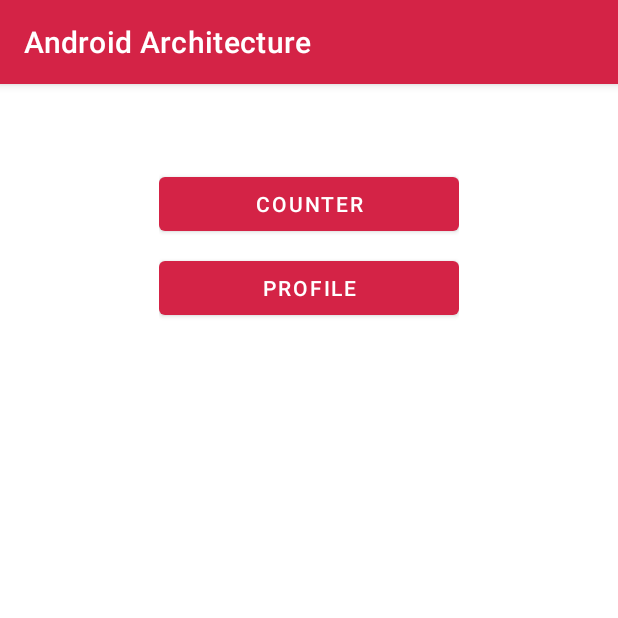
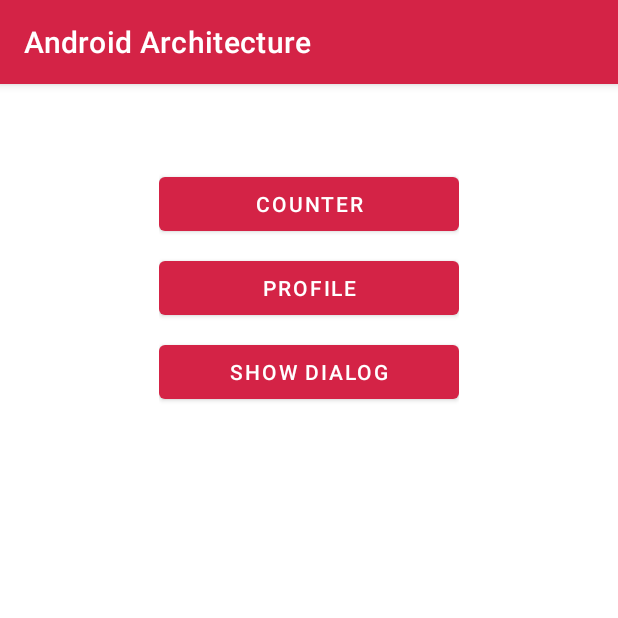
Before and after one commit to aartikov/Sesame, an Android app: the screen it shows after launch (MainActivity), on a phone screen of 412 x 824 dp, the top half of it. Run offline under Robolectric (Android 15) with nearby library versions, the phone set to English and light mode, and no system bars; our stand-ins replace Dagger/Hilt's generated code; libraries missing offline, so code that uses them is left out: androidx.hilt.lifecycle.

Commit message:
Add dialog control in example

```diff
--- a/app/src/main/java/me/aartikov/androidarchitecture/base/BaseScreen.kt
+++ b/app/src/main/java/me/aartikov/androidarchitecture/base/BaseScreen.kt
@@ -8,12 +8,13 @@ import androidx.fragment.app.Fragment
 import androidx.fragment.app.createViewModelLazy
 import me.aartikov.lib.data_binding.PropertyObserver
 import me.aartikov.lib.navigation.FragmentNavigationMessageDispatcher
+import me.aartikov.lib.widget.WidgetObserver
 import kotlin.reflect.KClass
 
 open class BaseScreen<VM : BaseViewModel>(
     @LayoutRes contentLayoutId: Int,
     vmClass: KClass<VM>
-) : Fragment(contentLayoutId), PropertyObserver {
+) : Fragment(contentLayoutId), PropertyObserver, WidgetObserver {
 
     private val navigationMessageDispatcher = FragmentNavigationMessageDispatcher(this)
 
--- a/app/src/main/java/me/aartikov/androidarchitecture/base/BaseViewModel.kt
+++ b/app/src/main/java/me/aartikov/androidarchitecture/base/BaseViewModel.kt
@@ -5,10 +5,12 @@ import androidx.lifecycle.viewModelScope
 import me.aartikov.lib.data_binding.PropertyHost
 import me.aartikov.lib.data_binding.command
 import me.aartikov.lib.navigation.NavigationMessage
+import me.aartikov.lib.widget.WidgetHost
 
-open class BaseViewModel : ViewModel(), PropertyHost {
+open class BaseViewModel : ViewModel(), PropertyHost, WidgetHost {
 
     override val propertyHostScope get() = viewModelScope
+    override val widgetHostScope get() = viewModelScope
 
     val navigationMessages = command<NavigationMessage>()
     val showErrorCommand = command<String>()
--- a/app/src/main/java/me/aartikov/androidarchitecture/menu/MenuScreen.kt
+++ b/app/src/main/java/me/aartikov/androidarchitecture/menu/MenuScreen.kt
@@ -1,11 +1,15 @@
 package me.aartikov.androidarchitecture.menu
 
 import android.os.Bundle
+import android.util.Log
+import android.view.LayoutInflater
 import android.view.View
+import androidx.appcompat.app.AlertDialog
 import dagger.hilt.android.AndroidEntryPoint
 import kotlinx.android.synthetic.main.screen_menu.*
 import me.aartikov.androidarchitecture.R
 import me.aartikov.androidarchitecture.base.BaseScreen
+import me.aartikov.lib.widget.dialog_control.DialogControl
 
 @AndroidEntryPoint
 class MenuScreen : BaseScreen<MenuViewModel>(R.layout.screen_menu, MenuViewModel::class) {
@@ -15,5 +19,16 @@ class MenuScreen : BaseScreen<MenuViewModel>(R.layout.screen_menu, MenuViewModel
 
         counterButton.setOnClickListener { vm.onCounterButtonClicked() }
         profileButton.setOnClickListener { vm.onProfileButtonClicked() }
+        dialogButton.setOnClickListener { vm.showDialog() }
+
+        vm.dialog bind { text, _ ->
+            AlertDialog.Builder(requireContext())
+                .setTitle(text)
+                .setCancelable(false)
+                .setNegativeButton(R.string.cancel_button) { dialog, _ ->
+                    dialog.cancel()
+                }
+                .create()
+        }
     }
 }
--- a/app/src/main/java/me/aartikov/androidarchitecture/menu/MenuViewModel.kt
+++ b/app/src/main/java/me/aartikov/androidarchitecture/menu/MenuViewModel.kt
@@ -4,8 +4,11 @@ import androidx.hilt.lifecycle.ViewModelInject
 import me.aartikov.androidarchitecture.OpenCounterScreen
 import me.aartikov.androidarchitecture.OpenProfileScreen
 import me.aartikov.androidarchitecture.base.BaseViewModel
+import me.aartikov.lib.widget.dialog_control.dialogControl
 
 class MenuViewModel @ViewModelInject constructor() : BaseViewModel() {
+
+    val dialog = dialogControl<String, String>()
 
     fun onCounterButtonClicked() {
         navigate(OpenCounterScreen)
@@ -14,4 +17,8 @@ class MenuViewModel @ViewModelInject constructor() : BaseViewModel() {
     fun onProfileButtonClicked() {
         navigate(OpenProfileScreen)
     }
+
+    fun showDialog() {
+        dialog.show("Test show dialog")
+    }
 }
--- a/app/src/main/res/layout/screen_menu.xml
+++ b/app/src/main/res/layout/screen_menu.xml
@@ -23,6 +23,13 @@
             android:layout_height="wrap_content"
             android:layout_marginTop="8dp"
             android:text="@string/profile_button" />
+
+        <Button
+            android:id="@+id/dialogButton"
+            android:layout_width="match_parent"
+            android:layout_height="wrap_content"
+            android:layout_marginTop="8dp"
+            android:text="@string/dialog_button" />
     </LinearLayout>
 
 </FrameLayout>
--- a/app/src/main/res/values/strings.xml
+++ b/app/src/main/res/values/strings.xml
@@ -4,7 +4,11 @@
     <!-- Menu -->
     <string name="counter_button">Counter</string>
     <string name="profile_button">Profile</string>
+    <string name="dialog_button">Show Dialog</string>
 
     <!-- Profile -->
     <string name="retry_button">Retry</string>
+
+    <!-- Dialog -->
+    <string name="cancel_button">Cancel</string>
 </resources>
```
